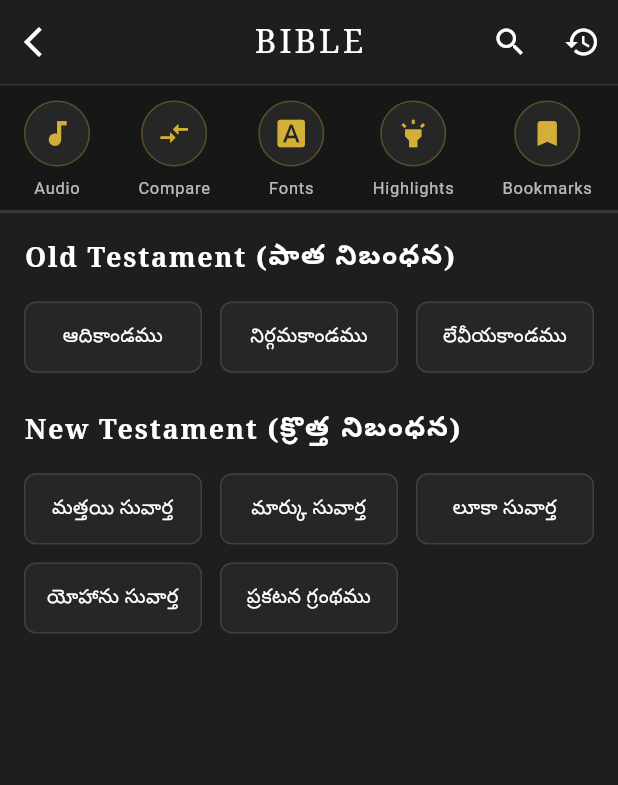
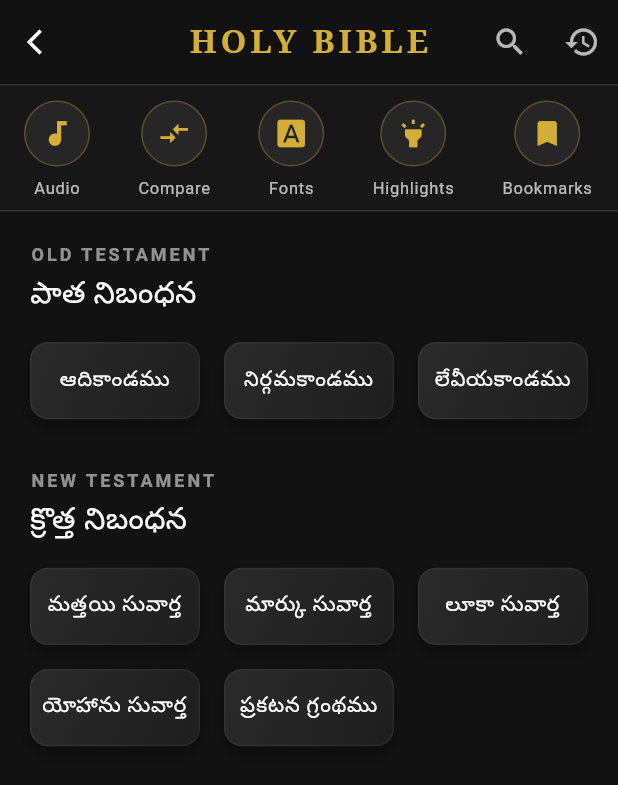
Before and after one commit to rajeshkaratapu24/WOG-FINAL, a Flutter app: the screen it shows after launch, item 2 of the bottom bar chosen, on a phone screen of 412 x 824 dp. Shown: the top 785 px of the screen. Run offline on Flutter 3.47's test engine with Material 3 defaults, Android fonts, the phone set to English and light mode, and no system bars.

Commit message:
Update bible_screen.dart

```diff
--- a/lib/features/bible/ui/bible_screen.dart
+++ b/lib/features/bible/ui/bible_screen.dart
@@ -8,25 +8,27 @@
   @override
   Widget build(BuildContext context) {
     return Scaffold(
-      backgroundColor: const Color(0xFF1E1E1E),
+      backgroundColor: const Color(0xFF121212), // Premium Deep Dark
       appBar: _buildBibleAppBar(context),
       body: Column(
         children: [
-          const FeatureToolbar(), // సపరేట్ చేసిన విడ్జెట్ ని ఇక్కడ కాల్ చేశాం
-          const Divider(color: Colors.white12, height: 1),
+          const FeatureToolbar(),
           Expanded(
             child: SingleChildScrollView(
               physics: const BouncingScrollPhysics(),
               child: Padding(
-                padding: const EdgeInsets.all(16.0),
+                padding: const EdgeInsets.all(20.0),
                 child: Column(
                   crossAxisAlignment: CrossAxisAlignment.start,
                   children: [
-                    _buildSectionHeader('Old Testament (పాత నిబంధన)'),
+                    _buildSectionHeader('OLD TESTAMENT', 'పాత నిబంధన'),
+                    const SizedBox(height: 16),
                     _buildBooksGrid(['GEN', 'EXO', 'LEV']),
-                    const SizedBox(height: 24),
-                    _buildSectionHeader('New Testament (క్రొత్త నిబంధన)'),
+                    const SizedBox(height: 32),
+                    _buildSectionHeader('NEW TESTAMENT', 'క్రొత్త నిబంధన'),
+                    const SizedBox(height: 16),
                     _buildBooksGrid(['MAT', 'MRK', 'LUK', 'JHN', 'REV']),
+                    const SizedBox(height: 40),
                   ],
                 ),
               ),
@@ -39,37 +41,38 @@
 
   PreferredSizeWidget _buildBibleAppBar(BuildContext context) {
     return AppBar(
-      backgroundColor: const Color(0xFF1E1E1E),
+      backgroundColor: const Color(0xFF121212),
       elevation: 0,
       leading: IconButton(
-        icon: const Icon(Icons.arrow_back_ios, color: Colors.white),
+        icon: const Icon(Icons.arrow_back_ios, color: Colors.white, size: 20),
         onPressed: () => Navigator.pop(context),
       ),
       title: const Text(
-        'BIBLE',
-        style: TextStyle(color: Colors.white, fontFamily: 'serif', letterSpacing: 2.0),
+        'HOLY BIBLE',
+        style: TextStyle(
+          color: Color(0xFFD4AF37), // Gold Title
+          fontFamily: 'serif',
+          letterSpacing: 2.5,
+          fontWeight: FontWeight.bold,
+          fontSize: 22
+        ),
       ),
       centerTitle: true,
       actions: [
-        IconButton(icon: const Icon(Icons.search, color: Colors.white), onPressed: () {}),
-        IconButton(icon: const Icon(Icons.history, color: Colors.white), onPressed: () {}),
+        IconButton(icon: const Icon(Icons.search, color: Colors.white70), onPressed: () {}),
+        IconButton(icon: const Icon(Icons.history, color: Colors.white70), onPressed: () {}),
       ],
     );
   }
 
-  Widget _buildSectionHeader(String title) {
-    return Padding(
-      padding: const EdgeInsets.only(bottom: 16.0),
-      child: Text(
-        title,
-        style: const TextStyle(
-          color: Colors.white,
-          fontSize: 18,
-          fontFamily: 'serif',
-          fontWeight: FontWeight.bold,
-          letterSpacing: 1.2,
-        ),
-      ),
+  Widget _buildSectionHeader(String engTitle, String teluguTitle) {
+    return Column(
+      crossAxisAlignment: CrossAxisAlignment.start,
+      children: [
+        Text(engTitle, style: const TextStyle(color: Colors.white54, fontSize: 12, letterSpacing: 2.0, fontWeight: FontWeight.w600)),
+        const SizedBox(height: 4),
+        Text(teluguTitle, style: const TextStyle(color: Colors.white, fontSize: 20, fontFamily: 'serif', fontWeight: FontWeight.w500)),
+      ],
     );
   }
 
@@ -79,9 +82,9 @@
       physics: const NeverScrollableScrollPhysics(),
       gridDelegate: const SliverGridDelegateWithFixedCrossAxisCount(
         crossAxisCount: 3,
-        crossAxisSpacing: 12,
-        mainAxisSpacing: 12,
-        childAspectRatio: 2.5,
+        crossAxisSpacing: 16,
+        mainAxisSpacing: 16,
+        childAspectRatio: 2.2,
       ),
       itemCount: bookCodes.length,
       itemBuilder: (context, index) {
@@ -89,21 +92,26 @@
         String teluguName = TeluguMapping.getTeluguName(code);
 
         return InkWell(
-          onTap: () {
-            // భవిష్యత్తులో Chapter selection కి నావిగేట్ అవుతుంది
-          },
-          borderRadius: BorderRadius.circular(8),
+          onTap: () {},
+          borderRadius: BorderRadius.circular(12),
           child: Container(
             decoration: BoxDecoration(
-              color: const Color(0xFF262626),
-              borderRadius: BorderRadius.circular(8),
-              border: Border.all(color: Colors.white12),
+              gradient: const LinearGradient(
+                colors: [Color(0xFF2A2A2A), Color(0xFF1E1E1E)],
+                begin: Alignment.topLeft,
+                end: Alignment.bottomRight
+              ),
+              borderRadius: BorderRadius.circular(12),
+              border: Border.all(color: Colors.white.withOpacity(0.05)),
+              boxShadow: [
+                BoxShadow(color: Colors.black.withOpacity(0.3), blurRadius: 8, offset: const Offset(0, 4))
+              ],
             ),
             alignment: Alignment.center,
             child: Text(
               teluguName,
               textAlign: TextAlign.center,
-              style: const TextStyle(color: Colors.white, fontSize: 13, fontWeight: FontWeight.w500),
+              style: const TextStyle(color: Colors.white, fontSize: 14, fontWeight: FontWeight.w500, letterSpacing: 0.5)
             ),
           ),
         );
```
